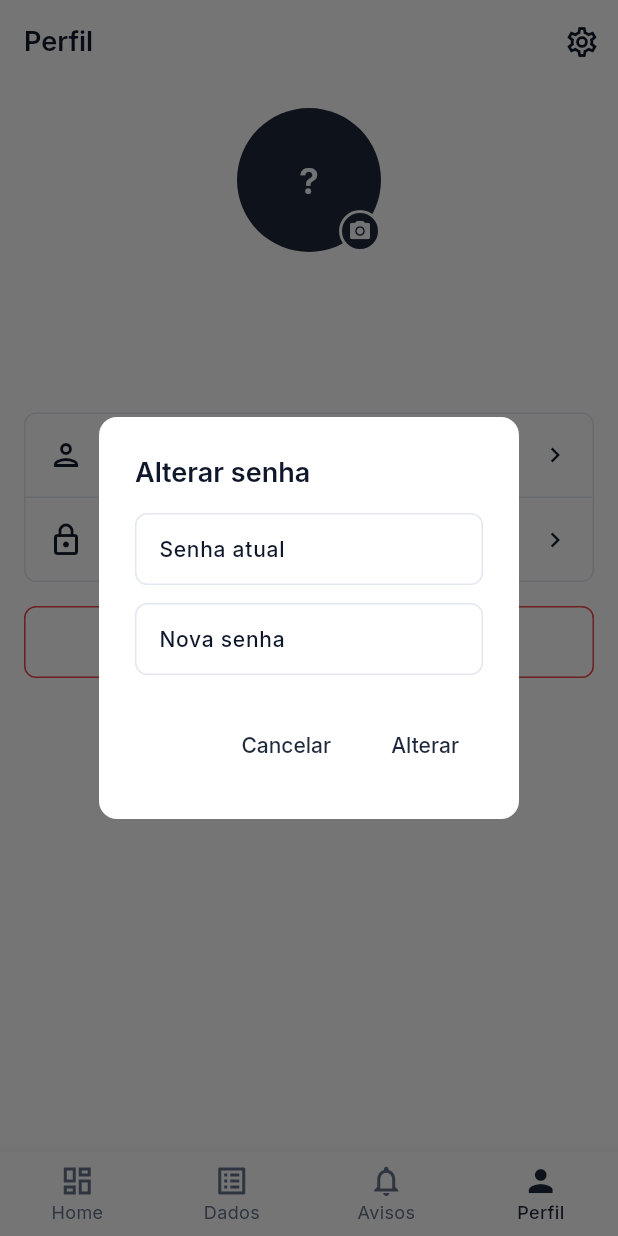
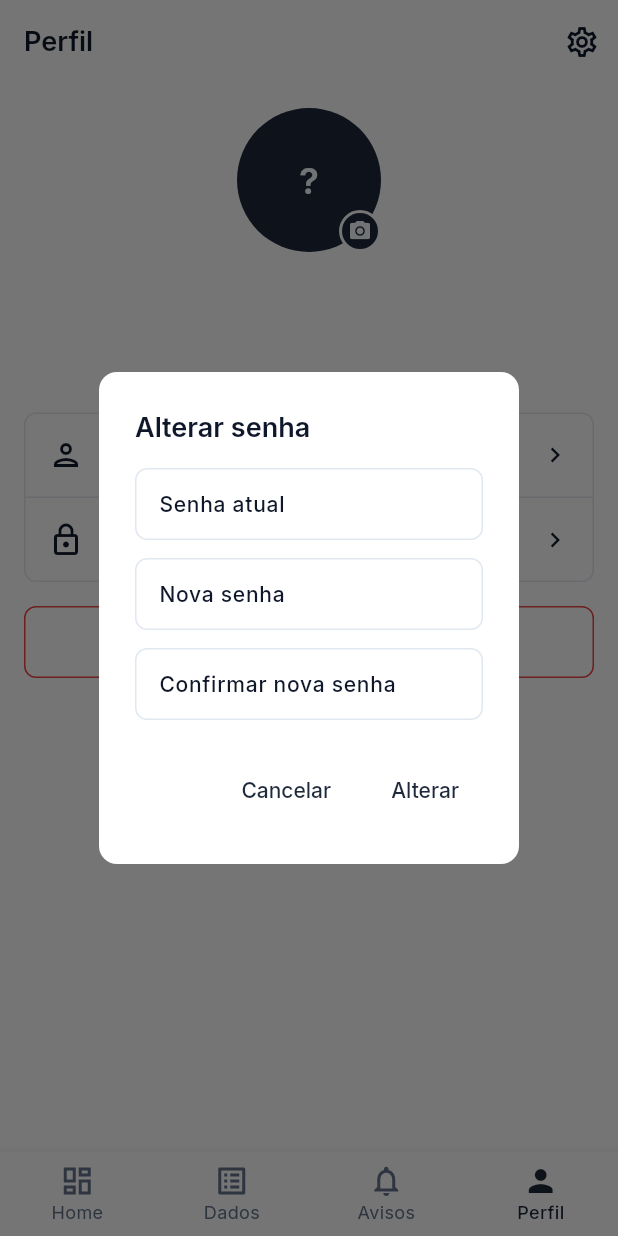
Before and after one commit to hbnoboa/CRM_Builder, a Flutter app: the ProfilePage screen opened by its route, after a tap on "Alterar senha", on a phone screen of 412 x 824 dp. Run offline on Flutter 3.47's test engine with Material 3 defaults, Android fonts, the phone set to English and light mode, and no system bars; our stand-ins replace cached_network_image, connectivity_plus, dio, firebase_core, firebase_messaging, flutter_image_compress and 8 more; missing offline and left inert: powersync; accounts and stored records are empty; generated files the repository leaves out were written again; statements that could not run were skipped.

Commit message:
fix(mobile): error handling no init, registro deletado e validacao de senha
- Wrap DB e push notification init em try-catch para evitar crash no startup
- Detail page mostra mensagem "registro nao encontrado" em vez de spinner infinito
- Dialog de alterar senha com validacao (min 8 chars) e campo de confirmacao

Co-Authored-By: Claude Opus 4.6 <noreply@anthropic.com>

```diff
--- a/apps/mobile/lib/features/profile/pages/profile_page.dart
+++ b/apps/mobile/lib/features/profile/pages/profile_page.dart
@@ -301,28 +301,54 @@ class _ProfilePageState extends ConsumerState<ProfilePage> {
   }
 
   Future<void> _showChangePassword(BuildContext context) async {
+    final formKey = GlobalKey<FormState>();
     final currentCtrl = TextEditingController();
     final newCtrl = TextEditingController();
+    final confirmCtrl = TextEditingController();
 
     final result = await showDialog<bool>(
       context: context,
       builder: (ctx) => AlertDialog(
         title: const Text('Alterar senha'),
-        content: Column(
+        content: Form(
+          key: formKey,
+          child: Column(
             mainAxisSize: MainAxisSize.min,
             children: [
-            TextField(
+              TextFormField(
                 controller: currentCtrl,
                 obscureText: true,
-              decoration: const InputDecoration(labelText: 'Senha atual'),
+                decoration:
+                    const InputDecoration(labelText: 'Senha atual'),
+                validator: (v) => (v == null || v.isEmpty)
+                    ? 'Senha atual obrigatoria'
+                    : null,
               ),
               const SizedBox(height: 12),
-            TextField(
+              TextFormField(
                 controller: newCtrl,
                 obscureText: true,
-              decoration: const InputDecoration(labelText: 'Nova senha'),
+                decoration:
+                    const InputDecoration(labelText: 'Nova senha'),
+                validator: (v) {
+                  if (v == null || v.isEmpty) return 'Nova senha obrigatoria';
+                  if (v.length < 8) return 'Minimo 8 caracteres';
+                  return null;
+                },
+              ),
+              const SizedBox(height: 12),
+              TextFormField(
+                controller: confirmCtrl,
+                obscureText: true,
+                decoration: const InputDecoration(
+                    labelText: 'Confirmar nova senha'),
+                validator: (v) {
+                  if (v != newCtrl.text) return 'Senhas nao conferem';
+                  return null;
+                },
               ),
             ],
+          ),
         ),
         actions: [
           TextButton(
@@ -330,7 +356,11 @@ class _ProfilePageState extends ConsumerState<ProfilePage> {
             child: const Text('Cancelar'),
           ),
           TextButton(
-            onPressed: () => Navigator.of(ctx).pop(true),
+            onPressed: () {
+              if (formKey.currentState!.validate()) {
+                Navigator.of(ctx).pop(true);
+              }
+            },
             child: const Text('Alterar'),
           ),
         ],
```
Also changed, not shown: apps/mobile/lib/features/data/pages/data_detail_page.dart (+29 -1 lines), apps/mobile/lib/main.dart (+11 -3 lines). Lines whose indentation alone changed are shown as unchanged.
